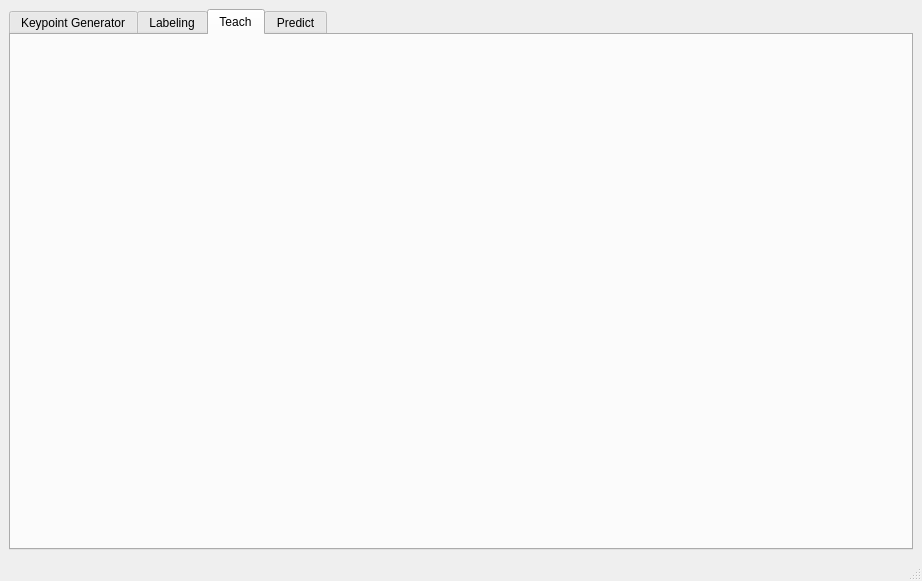
This is mainwindow.ui in Za012/MMA-Posture as Qt 5 draws it before an edit. The edited form follows.
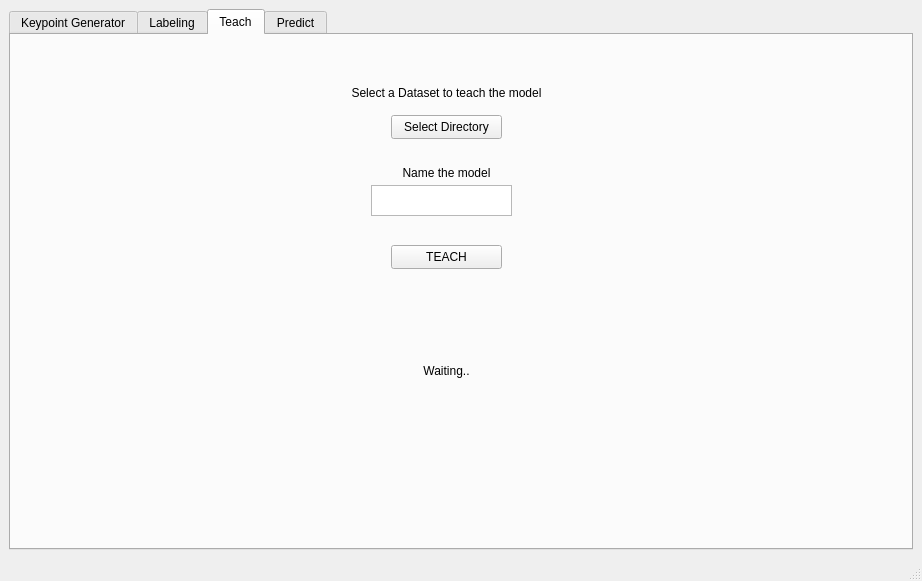
This is the edited form. The open tabs and pages were chosen to show the change.

Commit message: Created ui and backend for Teach, Altered Labeler to dump csv in batch folders

The edit to the form file:
```diff
--- a/mainwindow.ui
+++ b/mainwindow.ui
@@ -332,6 +332,111 @@
        <attribute name="title">
         <string>Teach</string>
        </attribute>
+       <widget class="QPushButton" name="datasetSelectBtn">
+        <property name="geometry">
+         <rect>
+          <x>380</x>
+          <y>80</y>
+          <width>111</width>
+          <height>24</height>
+         </rect>
+        </property>
+        <property name="text">
+         <string>Select Directory</string>
+        </property>
+       </widget>
+       <widget class="QLabel" name="datasetLabel">
+        <property name="geometry">
+         <rect>
+          <x>330</x>
+          <y>50</y>
+          <width>211</width>
+          <height>16</height>
+         </rect>
+        </property>
+        <property name="text">
+         <string>Select a Dataset to teach the model</string>
+        </property>
+        <property name="alignment">
+         <set>Qt::AlignCenter</set>
+        </property>
+       </widget>
+       <widget class="QLabel" name="modelLabel">
+        <property name="geometry">
+         <rect>
+          <x>330</x>
+          <y>130</y>
+          <width>211</width>
+          <height>16</height>
+         </rect>
+        </property>
+        <property name="text">
+         <string>Name the model</string>
+        </property>
+        <property name="alignment">
+         <set>Qt::AlignCenter</set>
+        </property>
+       </widget>
+       <widget class="QTextEdit" name="modelName">
+        <property name="geometry">
+         <rect>
+          <x>360</x>
+          <y>150</y>
+          <width>141</width>
+          <height>31</height>
+         </rect>
+        </property>
+        <property name="font">
+         <font>
+          <pointsize>10</pointsize>
+         </font>
+        </property>
+       </widget>
+       <widget class="QPushButton" name="teachBtn">
+        <property name="geometry">
+         <rect>
+          <x>380</x>
+          <y>210</y>
+          <width>111</width>
+          <height>24</height>
+         </rect>
+        </property>
+        <property name="text">
+         <string>TEACH</string>
+        </property>
+       </widget>
+       <widget class="QLabel" name="outputLabel">
+        <property name="geometry">
+         <rect>
+          <x>250</x>
+          <y>270</y>
+          <width>371</width>
+          <height>131</height>
+         </rect>
+        </property>
+        <property name="text">
+         <string>Waiting..</string>
+        </property>
+        <property name="alignment">
+         <set>Qt::AlignCenter</set>
+        </property>
+       </widget>
+       <widget class="QLabel" name="batchNameLabel">
+        <property name="geometry">
+         <rect>
+          <x>500</x>
+          <y>80</y>
+          <width>201</width>
+          <height>21</height>
+         </rect>
+        </property>
+        <property name="text">
+         <string/>
+        </property>
+        <property name="alignment">
+         <set>Qt::AlignCenter</set>
+        </property>
+       </widget>
       </widget>
       <widget class="QWidget" name="predict">
        <attribute name="title">
```
Left out of the diff: 2 changed lines with no effect on the pictures. The commit also changes 5 other files.
